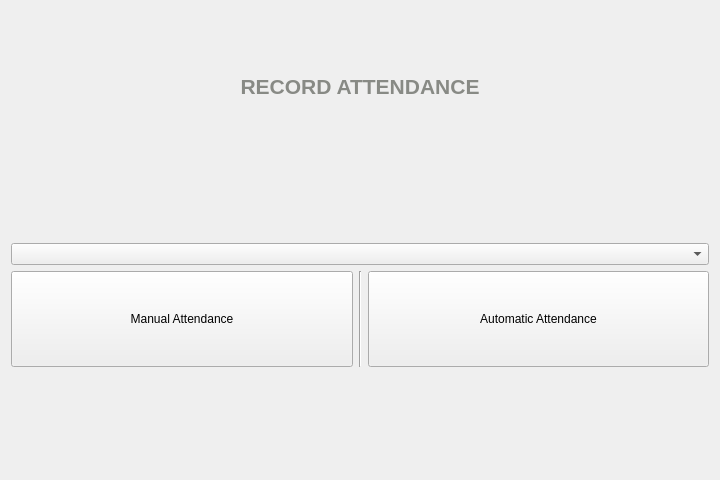
Old version of the form record_attendance.ui in the repository mayanxoni/FaceAttend.
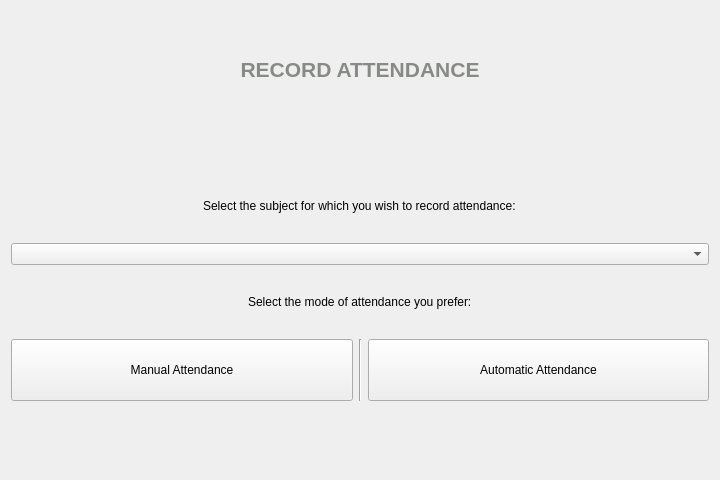
New version of the form. Icons and pictures are not drawn.

The edit to the form file:
```diff
--- a/record_attendance.ui
+++ b/record_attendance.ui
@@ -49,16 +49,33 @@
      </property>
     </widget>
    </item>
-   <item>
-    <widget class="QLabel" name="label">
+   <item alignment="Qt::AlignHCenter">
+    <widget class="QLabel" name="label_attendance_icon">
      <property name="text">
       <string/>
+     </property>
+     <property name="pixmap">
+      <pixmap>assets/register.png</pixmap>
+     </property>
+    </widget>
+   </item>
+   <item alignment="Qt::AlignHCenter">
+    <widget class="QLabel" name="label_placeholder_1">
+     <property name="text">
+      <string>Select the subject for which you wish to record attendance:</string>
      </property>
     </widget>
    </item>
    <item>
     <widget class="QComboBox" name="comboBox"/>
    </item>
+   <item alignment="Qt::AlignHCenter">
+    <widget class="QLabel" name="label_placeholder_2">
+     <property name="text">
+      <string>Select the mode of attendance you prefer:</string>
+     </property>
+    </widget>
+   </item>
    <item>
     <layout class="QHBoxLayout" name="horizontal_layout">
      <property name="sizeConstraint">
```
Left out of the diff: 21 changed lines with no effect on the pictures.
